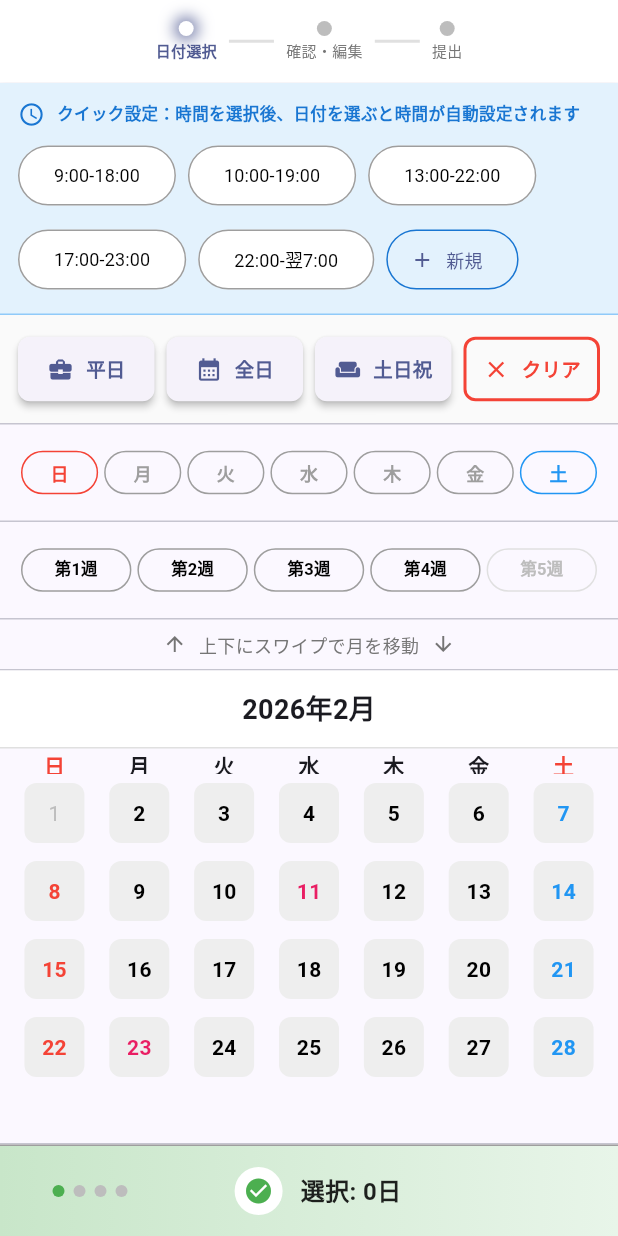
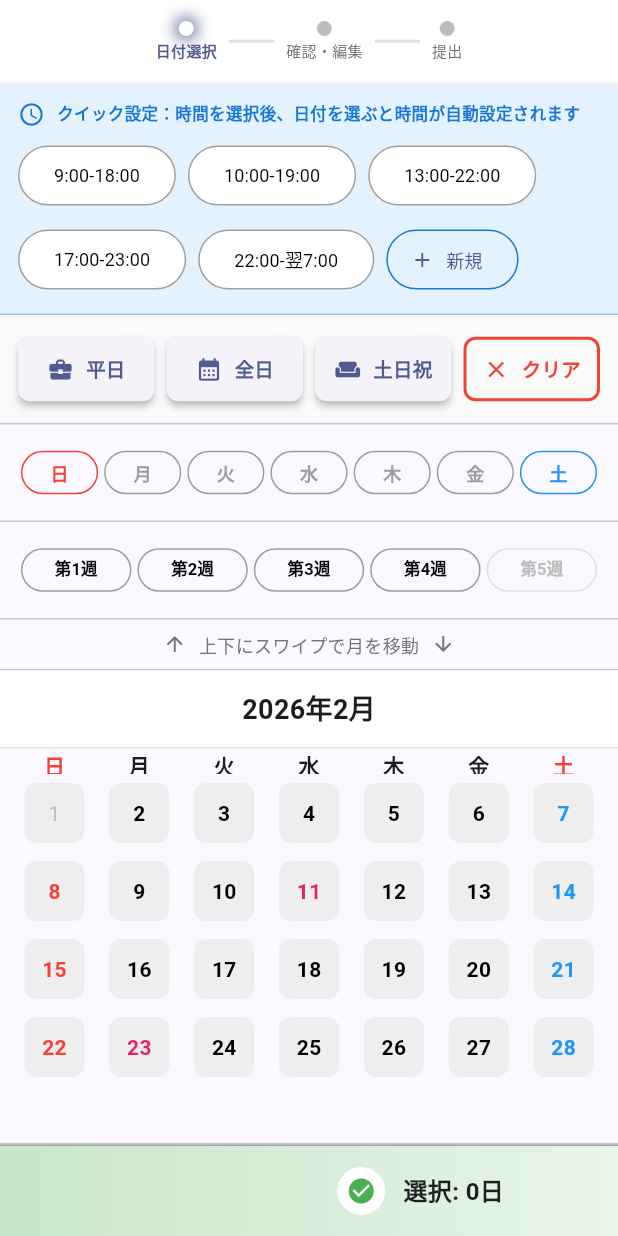
Before and after one commit to musaikun/SxS-Manager-F, a Flutter app: the screen it shows after launch, on a phone screen of 412 x 824 dp. Run offline on Flutter 3.47's test engine with Material 3 defaults, Android fonts, the phone set to English and light mode, and no system bars; drawn by our look-alikes of table_calendar; our stand-ins replace flutter_riverpod, shared_preferences.

```diff
--- a/lib/features/shift/presentation/shift_wizard_screen.dart
+++ b/lib/features/shift/presentation/shift_wizard_screen.dart
@@ -301,7 +301,21 @@ class _DateSelectionPageState extends ConsumerState<_DateSelectionPage> {
     setState(() {
       final normalized = ShiftDateUtils.normalizeDate(day);
       if (widget.tempSelectedDates.contains(normalized)) {
+        // 選択解除：日付を削除し、時間も削除
         widget.tempSelectedDates.remove(normalized);
+
+        final defaultStore = ref.read(defaultStoreProvider);
+        final currentShifts = ref.read(shiftDateProvider);
+
+        // 該当するシフトを削除
+        try {
+          final targetShift = currentShifts.firstWhere(
+            (s) => ShiftDateUtils.normalizeDate(s.date) == normalized && s.storeId == defaultStore.id,
+          );
+          ref.read(shiftDateProvider.notifier).removeDate(targetShift.uniqueKey);
+        } catch (e) {
+          // シフトが見つからない場合は何もしない
+        }
       } else {
         widget.tempSelectedDates.add(normalized);
 
@@ -310,12 +324,6 @@ class _DateSelectionPageState extends ConsumerState<_DateSelectionPage> {
           final defaultStore = ref.read(defaultStoreProvider);
           final currentShifts = ref.read(shiftDateProvider);
 
-          // 既存のシフトがあるか確認
-          final existingShift = currentShifts.firstWhere(
-            (s) => ShiftDateUtils.normalizeDate(s.date) == normalized && s.storeId == defaultStore.id,
-            orElse: () => currentShifts.first, // ダミー（実際には使われない）
-          );
-
           // 既存のシフトがない場合のみ追加
           final hasExistingShift = currentShifts.any(
             (s) => ShiftDateUtils.normalizeDate(s.date) == normalized && s.storeId == defaultStore.id,
@@ -332,6 +340,7 @@ class _DateSelectionPageState extends ConsumerState<_DateSelectionPage> {
 
           // 追加されたシフトを取得してuniqueKeyで時間を更新
           final updatedShifts = ref.read(shiftDateProvider);
+          try {
             final targetShift = updatedShifts.firstWhere(
               (s) => ShiftDateUtils.normalizeDate(s.date) == normalized && s.storeId == defaultStore.id,
             );
@@ -342,6 +351,9 @@ class _DateSelectionPageState extends ConsumerState<_DateSelectionPage> {
               endTime,
               null, // メモはnull
             );
+          } catch (e) {
+            // シフトが見つからない場合は何もしない
+          }
         }
       }
     });
@@ -363,8 +375,23 @@ class _DateSelectionPageState extends ConsumerState<_DateSelectionPage> {
           validDates.every((d) => widget.tempSelectedDates.contains(d));
 
       if (allSelected) {
-        // 解除
+        // 解除：日付を削除し、時間も削除
         validDates.forEach(widget.tempSelectedDates.remove);
+
+        final defaultStore = ref.read(defaultStoreProvider);
+        final currentShifts = ref.read(shiftDateProvider);
+
+        // 該当するシフトを削除
+        for (final date in validDates) {
+          try {
+            final targetShift = currentShifts.firstWhere(
+              (s) => ShiftDateUtils.normalizeDate(s.date) == date && s.storeId == defaultStore.id,
+            );
+            ref.read(shiftDateProvider.notifier).removeDate(targetShift.uniqueKey);
+          } catch (e) {
+            // シフトが見つからない場合は何もしない
+          }
+        }
       } else {
         // 選択
         widget.tempSelectedDates.addAll(validDates);
@@ -394,10 +421,14 @@ class _DateSelectionPageState extends ConsumerState<_DateSelectionPage> {
             final uniqueKeys = <String>[];
 
             for (final date in newDates) {
+              try {
                 final targetShift = updatedShifts.firstWhere(
                   (s) => ShiftDateUtils.normalizeDate(s.date) == date && s.storeId == defaultStore.id,
                 );
                 uniqueKeys.add(targetShift.uniqueKey);
+              } catch (e) {
+                // シフトが見つからない場合はスキップ
+              }
             }
 
             if (uniqueKeys.isNotEmpty) {
@@ -939,27 +970,8 @@ class _DateSelectionPageState extends ConsumerState<_DateSelectionPage> {
                   const Border(top: BorderSide(color: Colors.grey, width: 1)),
             ),
             child: Row(
-              mainAxisAlignment: MainAxisAlignment.spaceBetween,
-              children: [
-                // ページインジケーター
-                Padding(
-                  padding: const EdgeInsets.only(left: 16),
-                  child: Row(
-                    children: List.generate(_generateMonthsList().length, (index) {
-                      return Container(
-                        margin: const EdgeInsets.symmetric(horizontal: 3),
-                        width: 8,
-                        height: 8,
-                        decoration: BoxDecoration(
-                          shape: BoxShape.circle,
-                          color: _currentPageIndex == index
-                              ? Colors.green
-                              : Colors.grey.shade400,
-                        ),
-                      );
-                    }),
-                  ),
-                ),
+              mainAxisAlignment: MainAxisAlignment.end,
+              children: [
                 // 選択数表示と合計時間
                 Row(
                   mainAxisSize: MainAxisSize.min,
```
Lines whose indentation alone changed are shown as unchanged.
